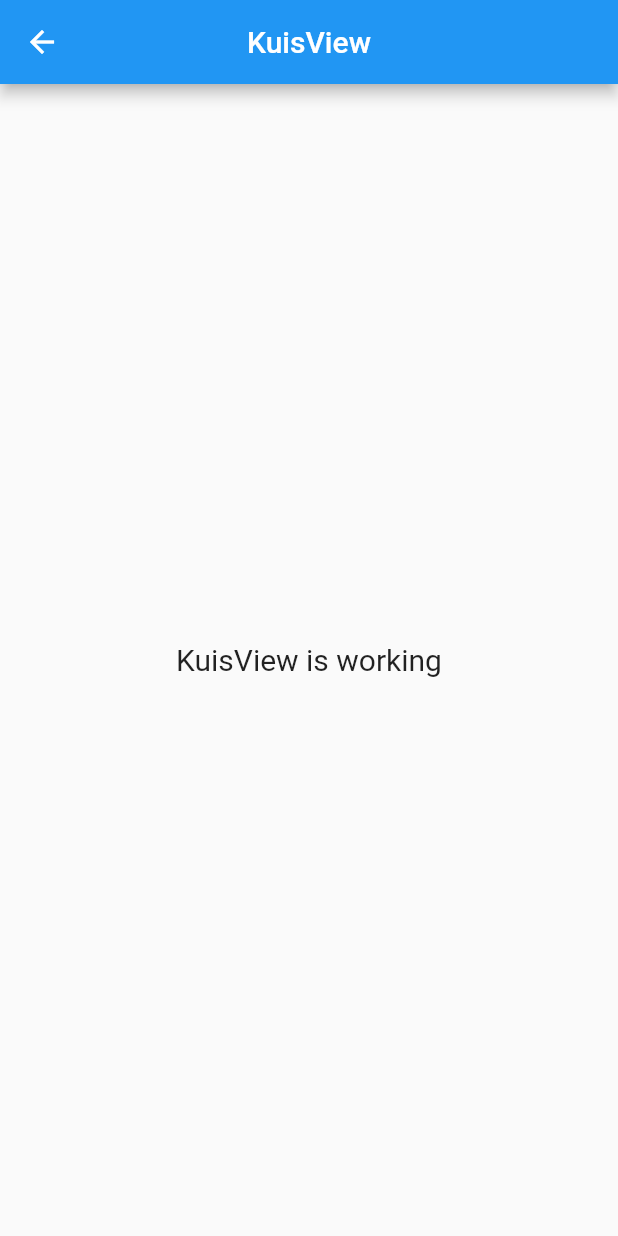
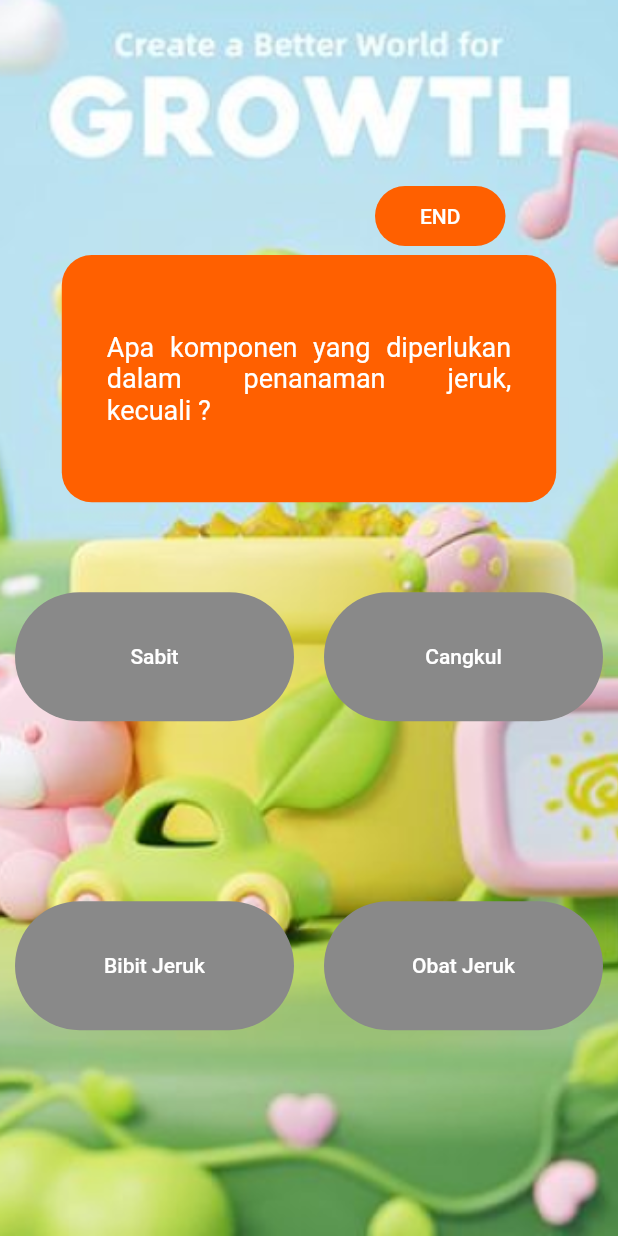
Before and after one commit to kadekyana/agrosim, a Flutter app: the KuisView widget shown alone on an empty page, opened directly, on a phone screen of 412 x 824 dp. Run offline on Flutter 3.47's test engine with Material 2 defaults, Android fonts, the phone set to English and light mode, and no system bars; our stand-ins replace assets_audio_player, chewie, get, google_fonts, salomon_bottom_bar, video_player.

Commit message:
Update Game

```diff
--- a/lib/app/modules/Kuis/controllers/kuis_controller.dart
+++ b/lib/app/modules/Kuis/controllers/kuis_controller.dart
@@ -1,7 +1,56 @@
+import 'package:agrosim/app/modules/Kuis/views/question.dart';
+import 'package:agrosim/app/modules/Score/views/score_view.dart';
 import 'package:get/get.dart';
 
 class KuisController extends GetxController {
-  //TODO: Implement KuisController
+  var currentIndex = 0.obs;
+  var score = 0.obs;
+  bool cekJawaban(int index) {
+    return index == question[currentIndex.value].correctIndex;
+  }
+
+  var question = <Question>[
+    Question(
+        text: 'Apa komponen yang diperlukan dalam penanaman jeruk, kecuali ?',
+        options: ['Sabit', 'Cangkul', 'Bibit Jeruk', 'Obat Jeruk'],
+        correctIndex: 0,
+        explanation:
+            '1. Jawaban Benar : Sabit - Karena sabit tidak digunakan dalam proses penanaman tanaman jeruk'),
+    Question(
+        text:
+            'Setelah mencangkul apa komponen yang diperlukan dalam penanaman jeruk ?',
+        options: ['Sabit', 'Cangkul', 'Bibit Jeruk', 'Obat Jeruk'],
+        correctIndex: 2,
+        explanation:
+            '1. Jawaban Benar : Sabit - Karena sabit tidak digunakan dalam proses penanaman tanaman jeruk'),
+    Question(
+        text: 'Apa komponen yang diperlukan dalam pembuahan jeruk ?',
+        options: ['Sabit', 'Cangkul', 'Bibit Jeruk', 'Obat Jeruk'],
+        correctIndex: 3,
+        explanation:
+            '1. Jawaban Benar : Sabit - Karena sabit tidak digunakan dalam proses penanaman tanaman jeruk'),
+    Question(
+        text: 'Apa komponen yang diperlukan dalam penanaman jeruk ?',
+        options: ['Sabit', 'Cangkul', 'Bibit Jeruk', 'Obat Jeruk'],
+        correctIndex: 1,
+        explanation:
+            '1. Jawaban Benar : Sabit - Karena sabit tidak digunakan dalam proses penanaman tanaman jeruk'),
+  ].obs;
+
+  void answerQuestion(int selectedIndex) {
+    if (selectedIndex == question[currentIndex.value].correctIndex) {
+      score.value += 1;
+    }
+
+    moveToNextQuestion();
+  }
+
+  void moveToNextQuestion() {
+    if (currentIndex.value < question.length - 1) {
+      currentIndex.value += 1;
+    } else {
+      Get.to(ScoreView());
+    }
 
     final count = 0.obs;
     @override
@@ -21,3 +70,4 @@ class KuisController extends GetxController {
 
     void increment() => count.value++;
   }
+}
--- a/lib/app/modules/Kuis/views/kuis_view.dart
+++ b/lib/app/modules/Kuis/views/kuis_view.dart
@@ -1,23 +1,156 @@
 import 'package:flutter/material.dart';
 
 import 'package:get/get.dart';
+import 'package:google_fonts/google_fonts.dart';
 
 import '../controllers/kuis_controller.dart';
 
 class KuisView extends GetView<KuisController> {
-  const KuisView({Key? key}) : super(key: key);
+  KuisView({Key? key}) : super(key: key);
+  final KuisController controller = Get.put(KuisController());
   @override
   Widget build(BuildContext context) {
-    return Scaffold(
-      appBar: AppBar(
-        title: const Text('KuisView'),
-        centerTitle: true,
-      ),
-      body: const Center(
-        child: Text(
-          'KuisView is working',
-          style: TextStyle(fontSize: 20),
-        ),
+    final w = MediaQuery.of(context).size.width;
+    final h = MediaQuery.of(context).size.height;
+
+    return Container(
+      width: w,
+      height: h,
+      child: Stack(
+        children: [
+          Container(
+            width: w,
+            height: h,
+            child: Image.asset(
+              'images/latar.png',
+              fit: BoxFit.cover,
+            ),
+          ),
+          Positioned(
+            top: 120,
+            left: 250,
+            child: FilledButton(
+              style: ButtonStyle(
+                backgroundColor: MaterialStatePropertyAll(
+                  Color(0xffFF6000),
+                ),
+                padding: MaterialStatePropertyAll(
+                  EdgeInsets.symmetric(horizontal: 30),
+                ),
+              ),
+              onPressed: () {
+                showDialog(
+                  context: context,
+                  builder: (BuildContext context) {
+                    return AlertDialog(
+                      title: Text('Konfirmasi'),
+                      content: Text('Apakah Anda yakin ingin mengakhiri kuis?'),
+                      actions: [
+                        TextButton(
+                          onPressed: () {
+                            // Jika user memilih "Yes", keluar dari kuis
+                            controller.currentIndex.value = 0;
+                            controller.score.value = 0;
+                            Get.back(); // Keluar dari modal
+                            Get.back(); // Kembali ke halaman sebelumnya atau akhiri aplikasi
+                          },
+                          child: Text('Yes'),
+                        ),
+                        TextButton(
+                          onPressed: () {
+                            // Jika user memilih "No", lanjutkan mengerjakan kuis
+                            Get.back(); // Keluar dari modal
+                          },
+                          child: Text('No'),
+                        ),
+                      ],
+                    );
+                  },
+                );
+              },
+              child: Text(
+                'END',
+                style: TextStyle(color: Colors.white),
+              ),
+            ),
+          ),
+          Positioned(
+            top: 170,
+            child: Container(
+              width: w,
+              height: h * 0.75,
+              child: Obx(() {
+                var currentQuestion =
+                    controller.question[controller.currentIndex.value];
+                return Column(
+                  children: [
+                    Container(
+                      width: w * 0.8,
+                      height: h * 0.2,
+                      padding: EdgeInsets.symmetric(horizontal: 30),
+                      decoration: BoxDecoration(
+                        borderRadius: BorderRadius.circular(20),
+                        color: Color(0xffFF6000),
+                      ),
+                      child: Center(
+                        child: Text(
+                          currentQuestion.text,
+                          textAlign: TextAlign.justify,
+                          style: GoogleFonts.breeSerif(
+                              color: Colors.white,
+                              fontSize: 18,
+                              decoration: TextDecoration.none),
+                        ),
+                      ),
+                    ),
+                    GridView.count(
+                      crossAxisCount: 2,
+                      shrinkWrap: true,
+                      physics: NeverScrollableScrollPhysics(),
+                      children:
+                          currentQuestion.options.asMap().entries.map((entry) {
+                        int index = entry.key;
+                        String option = entry.value;
+                        return Padding(
+                          padding: EdgeInsets.symmetric(
+                              vertical: 60, horizontal: 10),
+                          child: FilledButton(
+                            style: ButtonStyle(
+                              backgroundColor:
+                                  MaterialStateProperty.resolveWith<Color>(
+                                      (Set<MaterialState> states) {
+                                if (states.contains(MaterialState.pressed)) {
+                                  // Warna saat tombol ditekan (bisa disesuaikan)
+                                  return Color(0xffFF6000);
+                                }
+                                return Color(0xff898989);
+                              }),
+                              padding: MaterialStatePropertyAll(
+                                EdgeInsets.symmetric(
+                                    horizontal: 30, vertical: 15),
+                              ),
+                            ),
+                            onPressed: () {
+                              controller.answerQuestion(index);
+                              FilledButton.styleFrom(
+                                  backgroundColor: controller.cekJawaban(index)
+                                      ? Colors.green
+                                      : Colors.blue);
+                            },
+                            child: Text(
+                              option,
+                              style: TextStyle(color: Colors.white),
+                            ),
+                          ),
+                        );
+                      }).toList(),
+                    ),
+                  ],
+                );
+              }),
+            ),
+          ),
+        ],
       ),
     );
   }
--- /dev/null
+++ b/lib/app/modules/Kuis/views/question.dart
@@ -0,0 +1,13 @@
+class Question {
+  String text;
+  List<String> options;
+  int correctIndex;
+  String explanation;
+
+  Question({
+    required this.text,
+    required this.options,
+    required this.correctIndex,
+    required this.explanation,
+  });
+}
--- a/lib/app/routes/app_routes.dart
+++ b/lib/app/routes/app_routes.dart
@@ -18,6 +18,7 @@ abstract class Routes {
   static const VIDEO_PLAYER = _Paths.VIDEO_PLAYER;
   static const PENANAMAN_JERUK = _Paths.PENANAMAN_JERUK;
   static const KUIS = _Paths.KUIS;
+  static const SCORE = _Paths.SCORE;
 }
 
 abstract class _Paths {
@@ -37,4 +38,5 @@ abstract class _Paths {
   static const VIDEO_PLAYER = '/video-player';
   static const PENANAMAN_JERUK = '/penanaman-jeruk';
   static const KUIS = '/kuis';
+  static const SCORE = '/score';
 }
```
Also changed, not shown: lib/app/modules/Score/bindings/score_binding.dart (added, +12 -0 lines), lib/app/modules/Score/controllers/score_controller.dart (added, +23 -0 lines), lib/app/modules/Score/views/score_view.dart (added, +35 -0 lines), lib/app/routes/app_pages.dart (+8 -1 lines), images/latar.png (added). Lines whose indentation alone changed are shown as unchanged.
